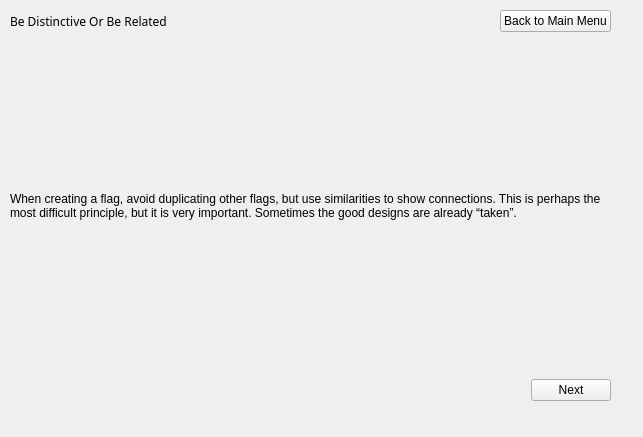
Old version of the form bedistinctiveorrelatedlesson.ui in the repository zxjorge/EDApp.
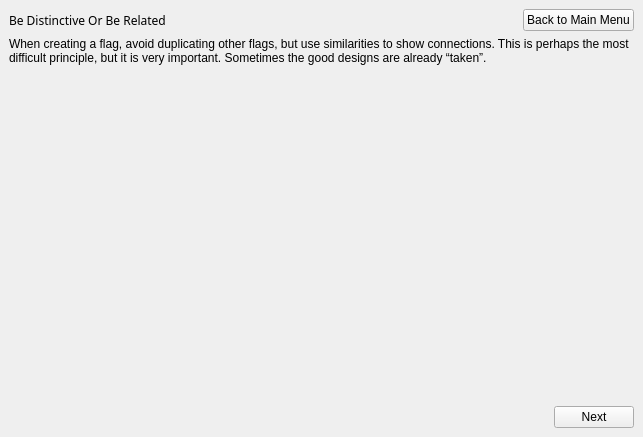
New version of the form.

What changed in the file:
```diff
--- a/bedistinctiveorrelatedlesson.ui
+++ b/bedistinctiveorrelatedlesson.ui
@@ -14,15 +14,8 @@
    <string>StackedWidget</string>
   </property>
   <widget class="QWidget" name="page">
-   <widget class="QWidget" name="layoutWidget">
-    <property name="geometry">
-     <rect>
-      <x>10</x>
-      <y>10</y>
-      <width>601</width>
-      <height>391</height>
-     </rect>
-    </property>
+   <layout class="QVBoxLayout" name="verticalLayout_5">
+    <item>
     <layout class="QVBoxLayout" name="verticalLayout_4">
      <item>
       <layout class="QVBoxLayout" name="verticalLayout">
@@ -67,6 +60,9 @@
          <property name="text">
           <string>When creating a flag, avoid duplicating other flags, but use similarities to show connections. This is perhaps the most difficult principle, but it is very important. Sometimes the good designs are already “taken”.</string>
          </property>
+          <property name="alignment">
+           <set>Qt::AlignLeading|Qt::AlignLeft|Qt::AlignTop</set>
+          </property>
          <property name="wordWrap">
           <bool>true</bool>
          </property>
@@ -99,7 +95,8 @@
       </layout>
      </item>
     </layout>
-   </widget>
+    </item>
+   </layout>
   </widget>
   <widget class="QWidget" name="page_2">
    <widget class="QWidget" name="layoutWidget">
```
Left out of the diff: 19 changed lines with no effect on the pictures. Lines whose indentation alone changed are shown as unchanged.
